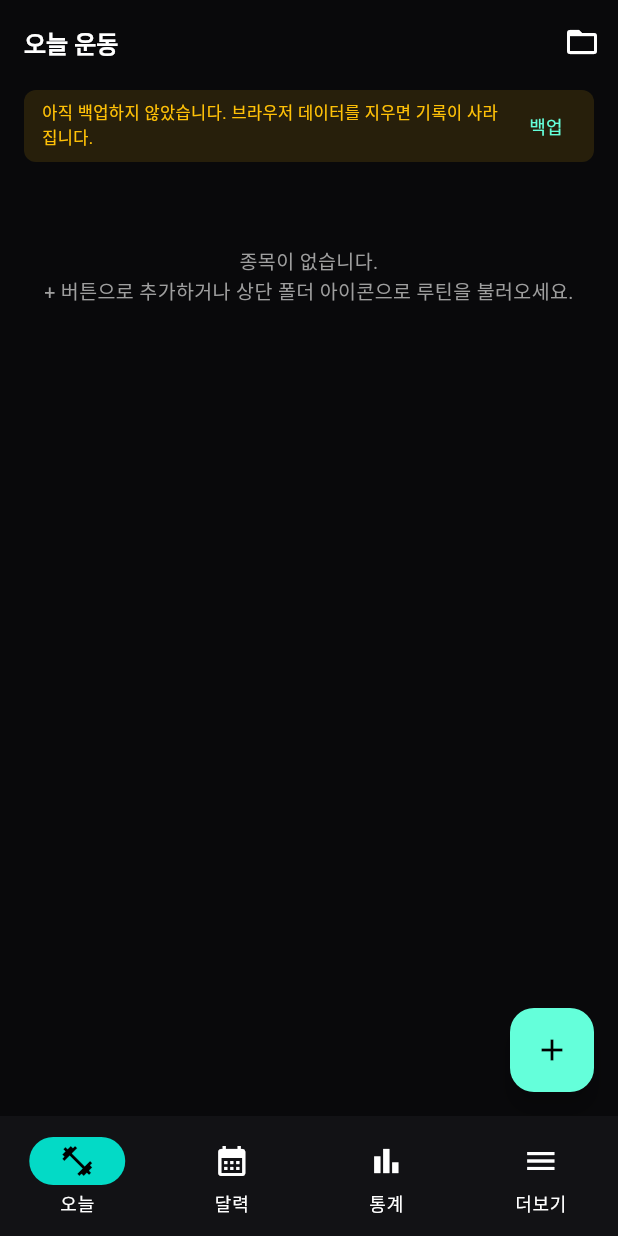
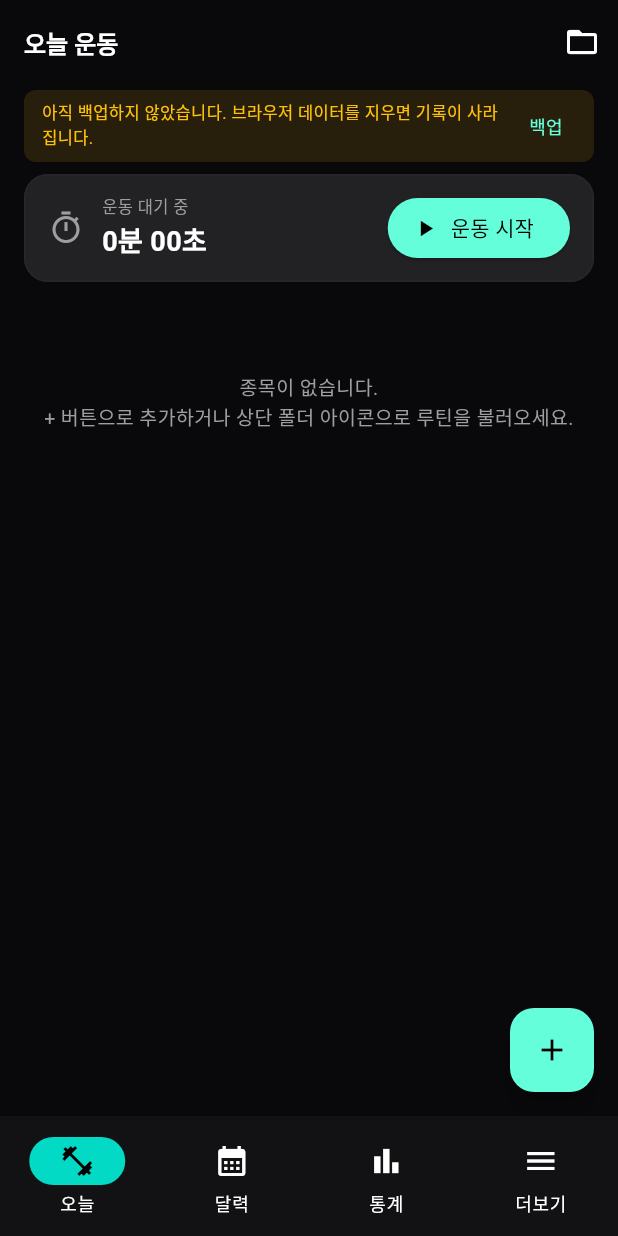
Before and after one commit to chuns3hun/workout-app, a Flutter app: the screen it shows after launch, on a phone screen of 412 x 824 dp. Run offline on Flutter 3.47's test engine with Material 3 defaults, Android fonts, the phone set to English and light mode, and no system bars; our stand-ins replace fl_chart, shared_preferences; missing offline and left inert: dart:html.

Commit message:
Add workout timer feature and fix imports

```diff
--- a/lib/models.dart
+++ b/lib/models.dart
@@ -108,6 +108,8 @@ class Session {
   String? routine;
   bool isFinished;
   String sessionNote;
+  DateTime? startTime;
+  int durationSeconds;
 
   Session(
     this.date,
@@ -115,6 +117,8 @@ class Session {
     this.routine,
     this.isFinished = false,
     this.sessionNote = '',
+    this.startTime,
+    this.durationSeconds = 0,
   ]);
 
   double get volume => exercises.fold(0.0, (a, e) => a + e.volume);
@@ -134,6 +138,8 @@ class Session {
         'rt': routine,
         'fin': isFinished,
         'sn': sessionNote,
+        'st': startTime?.toIso8601String(),
+        'dur': durationSeconds,
       };
 
   factory Session.fromJson(Map<String, dynamic> j) => Session(
@@ -144,6 +150,8 @@ class Session {
         j['rt'] as String?,
         (j['fin'] as bool?) ?? false,
         j['sn'] as String? ?? '',
+        j['st'] != null ? DateTime.tryParse(j['st'] as String) : null,
+        (j['dur'] as int?) ?? 0,
       );
 }
 
--- a/lib/pages/session_page.dart
+++ b/lib/pages/session_page.dart
@@ -5,6 +5,16 @@ import '../store.dart';
 import '../utils.dart';
 import '../widgets/exercise_card.dart';
 import 'data_dialog.dart';
+
+String fmtDuration(int sec) {
+  final h = sec ~/ 3600;
+  final m = (sec % 3600) ~/ 60;
+  final s = sec % 60;
+  if (h > 0) {
+    return '$h시간 ${m.toString().padLeft(2, '0')}분 ${s.toString().padLeft(2, '0')}초';
+  }
+  return '$m분 ${s.toString().padLeft(2, '0')}초';
+}
 
 /// 운동 기록 화면. session == null 이면 "오늘" 탭용.
 class SessionPage extends StatefulWidget {
@@ -23,6 +33,7 @@ class _SessionPageState extends State<SessionPage> with WidgetsBindingObserver {
 
   Timer? _ticker;
   DateTime? _restEnd;
+  Timer? _workoutTicker;
 
   @override
   void initState() {
@@ -30,6 +41,9 @@ class _SessionPageState extends State<SessionPage> with WidgetsBindingObserver {
     session = widget.session ?? widget.store.today();
     widget.store.addListener(_onStore);
     WidgetsBinding.instance.addObserver(this);
+    if (session.startTime != null && !session.isFinished) {
+      _startWorkoutTimer();
+    }
   }
 
   @override
@@ -37,10 +51,10 @@ class _SessionPageState extends State<SessionPage> with WidgetsBindingObserver {
     WidgetsBinding.instance.removeObserver(this);
     widget.store.removeListener(_onStore);
     _ticker?.cancel();
+    _workoutTicker?.cancel();
     super.dispose();
   }
 
-  // 복원·삭제로 세션 객체가 바뀐 경우 오늘 세션을 다시 연결
   void _onStore() {
     if (!mounted) return;
     setState(() {
@@ -50,7 +64,6 @@ class _SessionPageState extends State<SessionPage> with WidgetsBindingObserver {
     });
   }
 
-  // 앱을 켜 둔 채 날짜가 바뀐 경우 새 날짜 세션으로 전환
   @override
   void didChangeAppLifecycleState(AppLifecycleState state) {
     if (state != AppLifecycleState.resumed || !mounted) return;
@@ -64,6 +77,33 @@ class _SessionPageState extends State<SessionPage> with WidgetsBindingObserver {
   void _changed() {
     setState(() {});
     widget.store.save();
+  }
+
+  // ----- 실시간 운동 타이머 -----
+  void _startWorkoutTimer() {
+    _workoutTicker?.cancel();
+    _workoutTicker = Timer.periodic(const Duration(seconds: 1), (_) {
+      if (mounted && session.startTime != null && !session.isFinished) {
+        setState(() {
+          session.durationSeconds =
+              DateTime.now().difference(session.startTime!).inSeconds;
+        });
+      }
+    });
+  }
+
+  void _toggleWorkoutStart() {
+    setState(() {
+      if (session.startTime == null) {
+        session.startTime = DateTime.now();
+        _startWorkoutTimer();
+        snack(context, '🏋️ 운동을 시작합니다!');
+      } else {
+        session.startTime = null;
+        _workoutTicker?.cancel();
+      }
+    });
+    _changed();
   }
 
   // ----- 휴식 타이머 -----
@@ -112,12 +152,17 @@ class _SessionPageState extends State<SessionPage> with WidgetsBindingObserver {
 
   // ----- 동작 -----
   void _toggleFinish() {
-    session.isFinished = !session.isFinished;
+    setState(() {
+      session.isFinished = !session.isFinished;
+      if (session.isFinished) {
+        _stopRest();
+        _workoutTicker?.cancel();
+        snack(context, '🎉 운동 완료! 총 ${fmtDuration(session.durationSeconds)} 운동함');
+      } else if (session.startTime != null) {
+        _startWorkoutTimer();
+      }
+    });
     _changed();
-    if (session.isFinished) {
-      _stopRest();
-      snack(context, '🎉 운동 완료 기록됨');
-    }
   }
 
   Future<void> _loadRoutine() async {
@@ -253,6 +298,61 @@ class _SessionPageState extends State<SessionPage> with WidgetsBindingObserver {
     );
   }
 
+  Widget _workoutTimerBanner() {
+    final isRunning = session.startTime != null && !session.isFinished;
+
+    return Card(
+      color: isRunning
+          ? Colors.tealAccent.withOpacity(0.12)
+          : Colors.white10,
+      margin: const EdgeInsets.only(bottom: 12),
+      child: Padding(
+        padding: const EdgeInsets.symmetric(horizontal: 16, vertical: 12),
+        child: Row(
+          children: [
+            Icon(
+              isRunning ? Icons.timer : Icons.timer_outlined,
+              color: isRunning ? Colors.tealAccent : Colors.grey,
+            ),
+            const SizedBox(width: 12),
+            Column(
+              crossAxisAlignment: CrossAxisAlignment.start,
+              children: [
+                Text(
+                  session.isFinished
+                      ? '오늘 총 운동 시간'
+                      : isRunning
+                          ? '운동 진행 중'
+                          : '운동 대기 중',
+                  style: const TextStyle(fontSize: 11, color: Colors.grey),
+                ),
+                Text(
+                  fmtDuration(session.durationSeconds),
+                  style: TextStyle(
+                    fontSize: 18,
+                    fontWeight: FontWeight.bold,
+                    color: isRunning ? Colors.tealAccent : Colors.white,
+                  ),
+                ),
+              ],
+            ),
+            const Spacer(),
+            if (!session.isFinished)
+              ElevatedButton.icon(
+                style: ElevatedButton.styleFrom(
+                  backgroundColor: isRunning ? Colors.amber : Colors.tealAccent,
+                  foregroundColor: Colors.black,
+                ),
+                icon: Icon(isRunning ? Icons.pause : Icons.play_arrow),
+                label: Text(isRunning ? '일시정지' : '운동 시작'),
+                onPressed: _toggleWorkoutStart,
+              ),
+          ],
+        ),
+      ),
+    );
+  }
+
   @override
   Widget build(BuildContext context) {
     final st = widget.store;
@@ -278,6 +378,7 @@ class _SessionPageState extends State<SessionPage> with WidgetsBindingObserver {
         padding: const EdgeInsets.fromLTRB(16, 4, 16, 96),
         children: [
           if (isToday && st.needsBackup) _backupBanner(),
+          _workoutTimerBanner(),
           if (session.exercises.isEmpty)
             const Padding(
               padding: EdgeInsets.symmetric(vertical: 48),
```
Also changed, not shown: docs/assets/fonts/MaterialIcons-Regular.otf, 2 other files.
